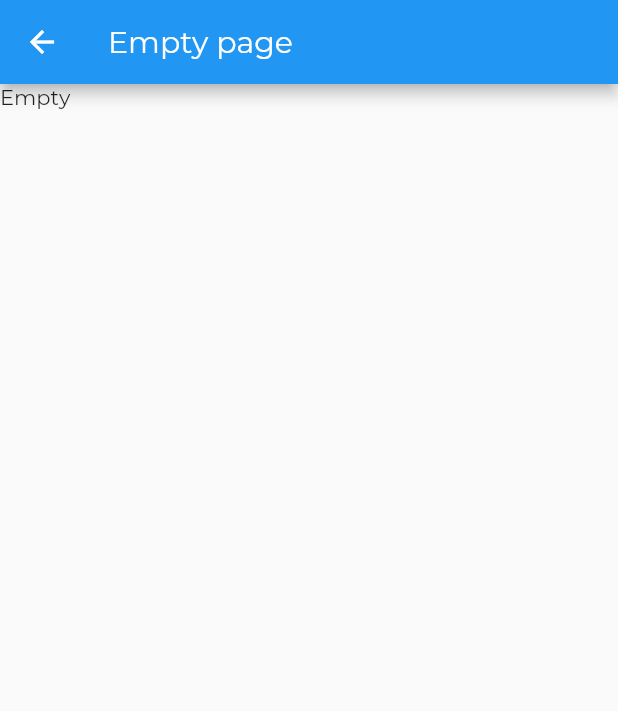
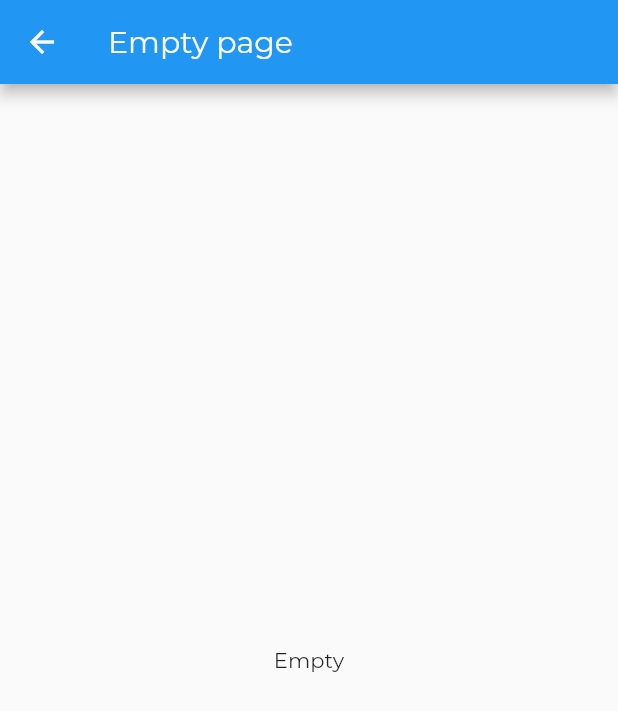
Before and after one commit to pretorean/corwey_flutter, a Flutter app: the PageNotFound screen opened directly, on a phone screen of 412 x 824 dp. Shown: the top 711 px of the screen. Run offline on Flutter 3.47's test engine with Material 2 defaults, Android fonts, the phone set to English and light mode, and no system bars; our stand-ins replace bloc, equatable, flutter_bloc; missing offline and left inert: regexed_validator; statements that could not run were skipped.

Commit message:
пустая страница

```diff
--- a/lib/pages/NotFoundPage.dart
+++ b/lib/pages/NotFoundPage.dart
@@ -12,7 +12,9 @@ class _PageNotFoundState extends State<PageNotFound> {
       appBar: AppBar(
         title: Text("Empty page"),
       ),
-      body: Text("Empty"),
+      body: Center(
+        child: Text("Empty"),
+      ),
     );
   }
 }
```
